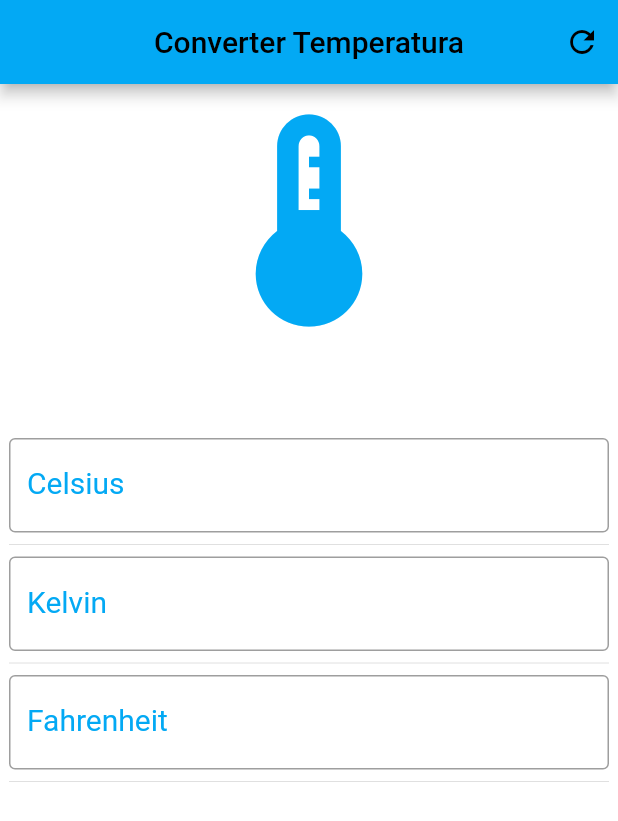
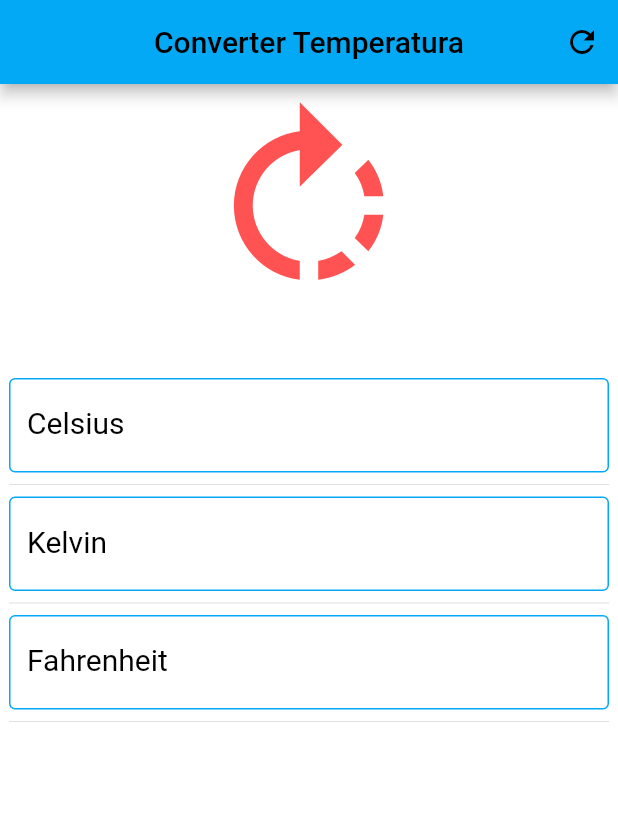
Before and after one commit to Lucas-Alipio/UnitsConversion_Flutter, a Flutter app: the screen it shows after launch, after a tap on the "refresh" icon, on a phone screen of 412 x 824 dp. Shown: the top 821 px of the screen. Run offline on Flutter 3.47's test engine with Material 2 defaults, Android fonts, the phone set to English and light mode, and no system bars.

Commit message:
refactor: improve classes

```diff
--- /dev/null
+++ b/lib/builders/designs.dart
@@ -0,0 +1,30 @@
+import 'package:flutter/material.dart';
+
+Widget buildTextField(String label, String prefix, TextEditingController c, Function(String) f) {
+  return TextField(
+    controller: c,
+    decoration: InputDecoration(
+        labelText: label,
+        labelStyle: const TextStyle(color: Colors.black),
+        focusedBorder: const OutlineInputBorder(
+          borderSide: BorderSide(
+            color: Colors.lightBlue
+          )
+        ),
+        enabledBorder: const OutlineInputBorder(
+          borderSide: BorderSide(
+            color: Colors.lightBlue
+          )
+        ),
+        border: const OutlineInputBorder(
+          borderSide: BorderSide(
+            color: Colors.lightBlue
+          )
+        ),
+        suffix: Text(prefix)
+      ),
+    style: const TextStyle(color: Colors.black, fontSize: 20),
+    onChanged: f,
+    keyboardType: TextInputType.phone,
+  );
+}
--- a/lib/main.dart
+++ b/lib/main.dart
@@ -1,5 +1,5 @@
 import 'package:flutter/material.dart';
-
+import 'package:unitsconversion/pages/converting.dart';
 
 void main() {
   runApp(const MyApp());
@@ -20,120 +20,3 @@ class MyApp extends StatelessWidget {
     );
   }
 }
-
-
-class TemperaturePage extends StatefulWidget {
-  const TemperaturePage({Key? key, required this.title}) : super(key: key);
-
-  final String title;
-
-  @override
-  State<TemperaturePage> createState() => _TemperaturePageState();
-}
-
-class _TemperaturePageState extends State<TemperaturePage> {
-
-  final celsiusControler = TextEditingController();
-  final kelvinControler = TextEditingController();
-  final fahrenheitControler = TextEditingController();
-
-  double celsius = 0;
-  double kelvin = 0;
-  double fahrenheit = 0;
-
-  void _celsiusChanged(String text) {
-    if (text.isEmpty)
-      _resetFields(false, celsius: false, kelvin: true, fahrenheit: true);
-    else {
-      celsius = double.parse(text);
-      kelvinControler.text = (celsius+273.15).toStringAsFixed(2);
-      fahrenheitControler.text = (celsius*9/5 + 32).toStringAsFixed(2);
-    }
-  }
-
-  void _kelvinChanged(String text) {
-    if (text.isEmpty)
-      _resetFields(false, celsius: true, kelvin: false, fahrenheit: true);
-    else {
-      kelvin = double.parse(text);
-      celsiusControler.text = (kelvin - 273.15).toStringAsFixed(2);
-      fahrenheitControler.text = (((kelvin-273.15)/5)*9 + 32).toStringAsFixed(2);
-    }
-  }
-
-  void _fahrenheitChanged(String text) {
-    if (text.isEmpty)
-      _resetFields(false, celsius: true, kelvin: true, fahrenheit: false);
-    else {
-      fahrenheit = double.parse(text);
-      celsiusControler.text = ((fahrenheit-32) * 5/9).toStringAsFixed(2);
-      kelvinControler.text = (((fahrenheit-32)/9)*5 + 273.15).toStringAsFixed(2);
-    }
-  }
-
-  void _resetFields (bool desfoca, {required bool celsius, required bool kelvin, required bool fahrenheit}) {
-    if (celsius == true) celsiusControler.text = "";
-    if (kelvin == true) kelvinControler.text = "";
-    if (fahrenheit == true) fahrenheitControler.text = "";
-    if (desfoca == true){
-      WidgetsBinding.instance?.focusManager.primaryFocus?.unfocus();
-    }
-  }
-
-  @override
-  Widget build(BuildContext context) {
-    return Scaffold(
-      backgroundColor: Colors.white,
-      appBar: AppBar(
-        title: Text("Converter Temperatura",
-          style: TextStyle(color: Colors.black)),
-        backgroundColor: Colors.lightBlue,
-        centerTitle: true,
-        actions: [
-          IconButton(
-            icon: Icon(
-              Icons.refresh,
-              color: Colors.black,
-            ),
-            onPressed: () {
-              _resetFields(true, celsius: true, kelvin: true, fahrenheit: true);
-            },
-          ),
-        ],
-      ),
-      body: SingleChildScrollView(
-        padding: EdgeInsets.all(6),
-        child: Column(
-          crossAxisAlignment: CrossAxisAlignment.stretch,
-          children: [
-            Icon(Icons.device_thermostat_sharp, size: 170, color: Colors.lightBlue),
-            SizedBox(
-              height: 60,
-            ),
-            buildTextField("Celsius", "C", celsiusControler, _celsiusChanged),
-            Divider(),
-            buildTextField("Kelvin", "K", kelvinControler, _kelvinChanged),
-            Divider(),
-            buildTextField("Fahrenheit", "F", fahrenheitControler, _fahrenheitChanged),
-            Divider(),
-          ],
-        ),
-      )
-    );
-  }
-}
-
-Widget buildTextField(String label, String prefix, TextEditingController c, Function(String) f) {
-  return TextField(
-    controller: c,
-    decoration: InputDecoration(
-      labelText: label,
-      labelStyle: TextStyle(color: Colors.lightBlue),
-      border: OutlineInputBorder(),
-      prefixText: prefix
-    ),
-    style: TextStyle(color: Colors.black, fontSize: 20),
-    onChanged: f,
-    keyboardType: TextInputType.number,
-  );
-}
--- /dev/null
+++ b/lib/pages/converting.dart
@@ -0,0 +1,68 @@
+import 'package:flutter/material.dart';
+import 'package:unitsconversion/builders/designs.dart';
+import 'package:unitsconversion/services/calculate.dart';
+
+class TemperaturePage extends StatefulWidget {
+  const TemperaturePage({Key? key, required this.title}) : super(key: key);
+
+  final String title;
+
+  @override
+  State<TemperaturePage> createState() => _TemperaturePageState();
+}
+
+class _TemperaturePageState extends State<TemperaturePage> {
+
+  final celsiusControler = TextEditingController();
+  final kelvinControler = TextEditingController();
+  final fahrenheitControler = TextEditingController();
+
+  @override
+  Widget build(BuildContext context) {
+
+    Calculate calculate = Calculate(celsiusControler: celsiusControler, kelvinControler: kelvinControler, fahrenheitControler: fahrenheitControler);
+
+    return Scaffold(
+        backgroundColor: Colors.white,
+        appBar: AppBar(
+          title: const Text("Converter Temperatura",
+              style: TextStyle(color: Colors.black)),
+          backgroundColor: Colors.lightBlue,
+          centerTitle: true,
+          actions: [
+            IconButton(
+              icon: const Icon(
+                Icons.refresh,
+                color: Colors.black,
+              ),
+              onPressed: () {
+                calculate.resetFields(true,
+                    celsius: true, kelvin: true, fahrenheit: true);
+              },
+            ),
+          ],
+        ),
+        body: SingleChildScrollView(
+          padding: const EdgeInsets.all(6),
+          child: Column(
+            crossAxisAlignment: CrossAxisAlignment.stretch,
+            children: [
+              const Icon(
+                Icons.rotate_right,
+                size: 150,
+                color: Colors.redAccent
+              ),
+              const SizedBox(
+                height: 40,
+              ),
+              buildTextField("Celsius", "C", celsiusControler, calculate.celsiusChanged),
+              const Divider(),
+              buildTextField("Kelvin", "K", kelvinControler, calculate.kelvinChanged),
+              const Divider(),
+              buildTextField("Fahrenheit", "F", fahrenheitControler, calculate.fahrenheitChanged),
+              const Divider(),
+            ],
+          ),
+        ));
+  }
+}
--- /dev/null
+++ b/lib/services/calculate.dart
@@ -0,0 +1,56 @@
+import 'package:flutter/material.dart';
+
+class Calculate {
+
+  double celsius = 0;
+  double kelvin = 0;
+  double fahrenheit = 0;
+
+  var celsiusControler;
+  var kelvinControler ;
+  var fahrenheitControler;
+
+  Calculate({this.celsiusControler, this.kelvinControler, this.fahrenheitControler});
+
+  void resetFields(bool desfoca,
+      {required bool celsius, required bool kelvin, required bool fahrenheit}) {
+    if (celsius == true) celsiusControler.text = "";
+    if (kelvin == true) kelvinControler.text = "";
+    if (fahrenheit == true) fahrenheitControler.text = "";
+    if (desfoca == true) {
+      WidgetsBinding.instance?.focusManager.primaryFocus?.unfocus();
+    }
+  }
+
+  void celsiusChanged(String text) {
+    if (text.isEmpty)
+      resetFields(false, celsius: false, kelvin: true, fahrenheit: true);
+    else {
+      celsius = double.parse(text);
+      kelvinControler.text = (celsius + 273.15).toStringAsFixed(2);
+      fahrenheitControler.text = (celsius * 9 / 5 + 32).toStringAsFixed(2);
+    }
+  }
+
+  void kelvinChanged(String text) {
+    if (text.isEmpty)
+      resetFields(false, celsius: true, kelvin: false, fahrenheit: true);
+    else {
+      kelvin = double.parse(text);
+      celsiusControler.text = (kelvin - 273.15).toStringAsFixed(2);
+      fahrenheitControler.text =
+          (((kelvin - 273.15) / 5) * 9 + 32).toStringAsFixed(2);
+    }
+  }
+
+  void fahrenheitChanged(String text) {
+    if (text.isEmpty)
+      resetFields(false, celsius: true, kelvin: true, fahrenheit: false);
+    else {
+      fahrenheit = double.parse(text);
+      celsiusControler.text = ((fahrenheit - 32) * 5 / 9).toStringAsFixed(2);
+      kelvinControler.text =
+          (((fahrenheit - 32) / 9) * 5 + 273.15).toStringAsFixed(2);
+    }
+  }
+}
```
Also changed, not shown: assets/temperature-control-144x144.png (added), assets/temperature-control-192x192.png (added), assets/temperature-control-48x48.png (added), assets/temperature-control-72x72.png (added), assets/temperature-control-96x96.png (added), 5 other files.
